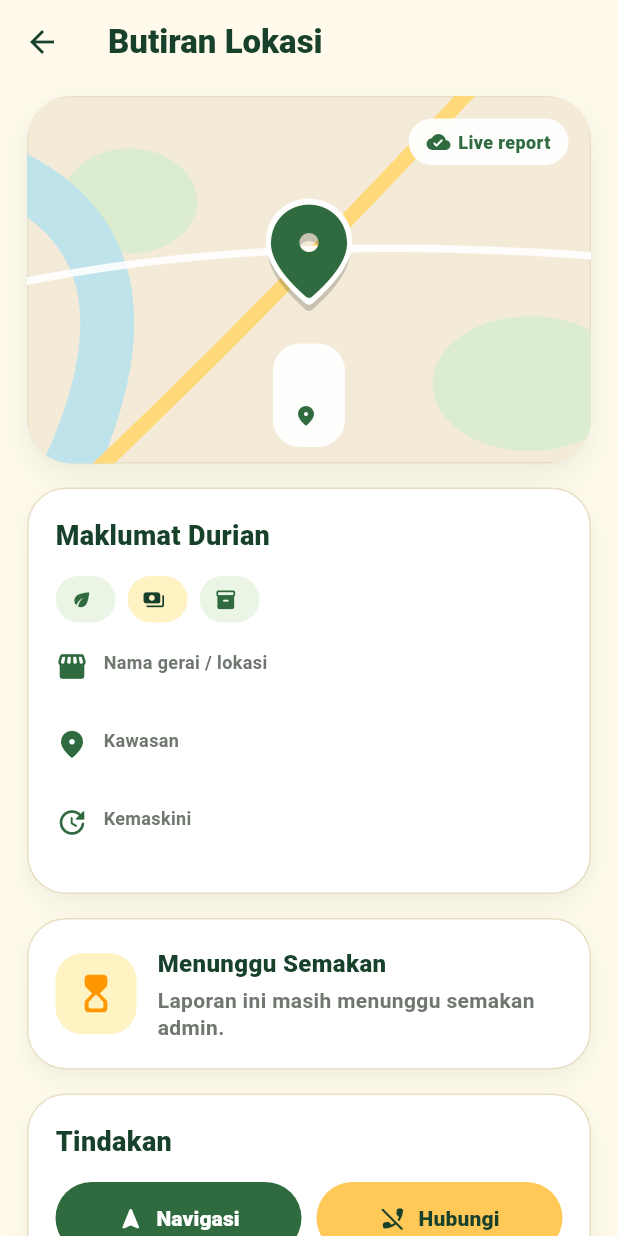
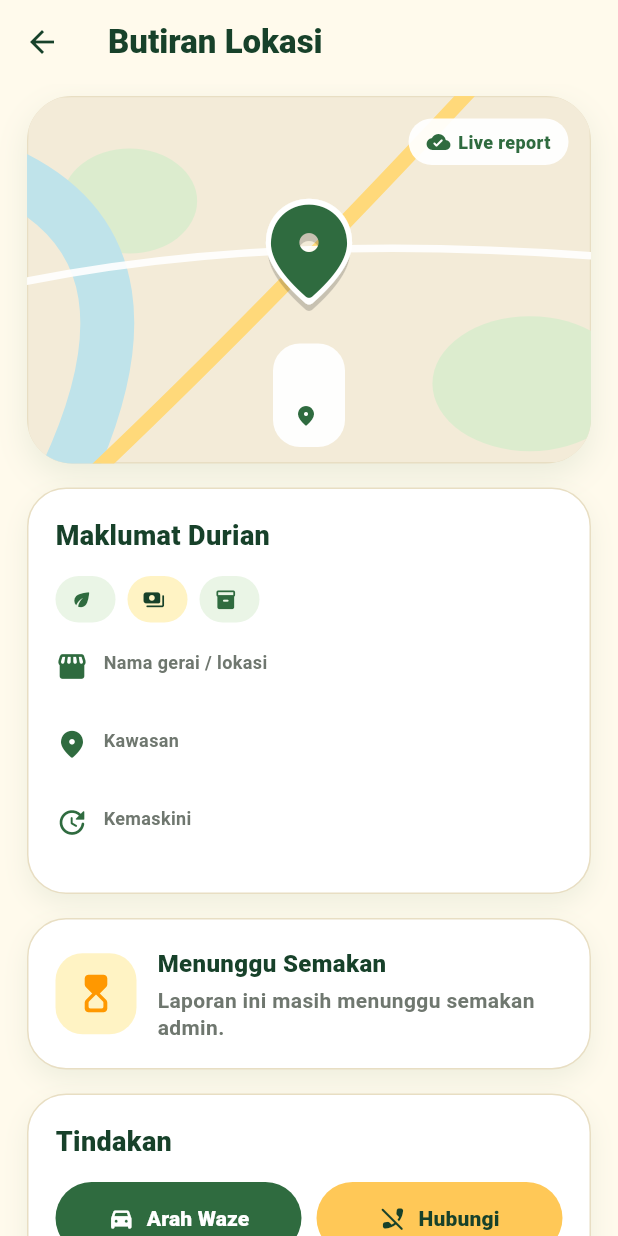
Before and after one commit to ikirana77/durian_radar, a Flutter app: the PinDetailScreen screen opened directly with empty values, on a phone screen of 412 x 824 dp. Run offline on Flutter 3.47's test engine with Material 3 defaults, Android fonts, the phone set to English and light mode, and no system bars; our stand-ins replace flutter_map, geolocator, image_picker, latlong2, supabase_flutter; accounts and stored records are empty.

Commit message:
CP37D: open Waze for stall navigation

```diff
--- a/lib/features/admin/screens/admin_review_screen.dart
+++ b/lib/features/admin/screens/admin_review_screen.dart
@@ -338,15 +338,17 @@ class _PendingReportCard extends StatelessWidget {
       return;
     }
 
-    final uri = Uri.parse(
-      'https://www.google.com/maps/search/?api=1&query=${report.latitude},${report.longitude}',
-    );
+    final uri = Uri.https('waze.com', '/ul', {
+      'll': '${report.latitude},${report.longitude}',
+      'navigate': 'yes',
+      'utm_source': 'durian_radar_admin',
+    });
 
     final launched = await launchUrl(uri, mode: LaunchMode.externalApplication);
 
     if (!launched && context.mounted) {
       ScaffoldMessenger.of(context).showSnackBar(
-        const SnackBar(content: Text('Tidak dapat membuka Google Maps.')),
+        const SnackBar(content: Text('Tidak dapat membuka Waze.')),
       );
     }
   }
@@ -531,9 +533,9 @@ class _PendingReportCard extends StatelessWidget {
                           side: const BorderSide(color: _green),
                           padding: const EdgeInsets.symmetric(vertical: 11),
                         ),
-                        icon: const Icon(Icons.map_rounded),
+                        icon: const Icon(Icons.directions_car_filled_rounded),
                         label: const Text(
-                          'Semak Map',
+                          'Semak Waze',
                           style: TextStyle(fontWeight: FontWeight.w900),
                         ),
                       ),
--- a/lib/features/pin_detail/screens/pin_detail_screen.dart
+++ b/lib/features/pin_detail/screens/pin_detail_screen.dart
@@ -471,15 +471,17 @@ class _ActionPanel extends StatelessWidget {
       return;
     }
 
-    final uri = Uri.parse(
-      'https://www.google.com/maps/search/?api=1&query=$latitude,$longitude',
-    );
+    final uri = Uri.https('waze.com', '/ul', {
+      'll': '$latitude,$longitude',
+      'navigate': 'yes',
+      'utm_source': 'durian_radar',
+    });
 
     final launched = await launchUrl(uri, mode: LaunchMode.externalApplication);
 
     if (!launched && context.mounted) {
       ScaffoldMessenger.of(context).showSnackBar(
-        const SnackBar(content: Text('Tidak dapat membuka Google Maps.')),
+        const SnackBar(content: Text('Tidak dapat membuka Waze.')),
       );
     }
   }
@@ -556,9 +558,9 @@ class _ActionPanel extends StatelessWidget {
                     foregroundColor: Colors.white,
                     padding: const EdgeInsets.symmetric(vertical: 14),
                   ),
-                  icon: const Icon(Icons.navigation_rounded),
+                  icon: const Icon(Icons.directions_car_filled_rounded),
                   label: const Text(
-                    'Navigasi',
+                    'Arah Waze',
                     style: TextStyle(fontWeight: FontWeight.w900),
                   ),
                 ),
@@ -589,7 +591,7 @@ class _ActionPanel extends StatelessWidget {
           Text(
             hasPhone
                 ? 'Butang WhatsApp menggunakan nombor penjual yang dihantar bersama laporan komuniti.'
-                : 'Nombor penjual belum tersedia untuk laporan ini.',
+                : 'Tekan Arah Waze untuk panduan jalan ke gerai. Nombor penjual belum tersedia untuk laporan ini.',
             style: const TextStyle(
               color: _textMuted,
               height: 1.3,
```
